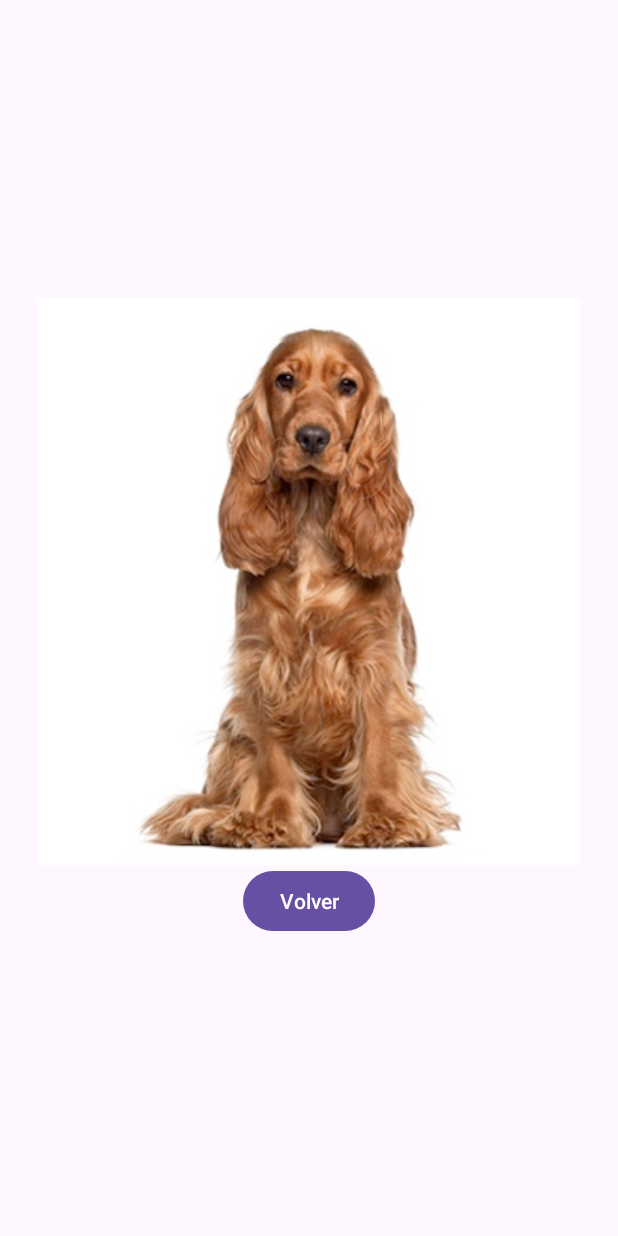
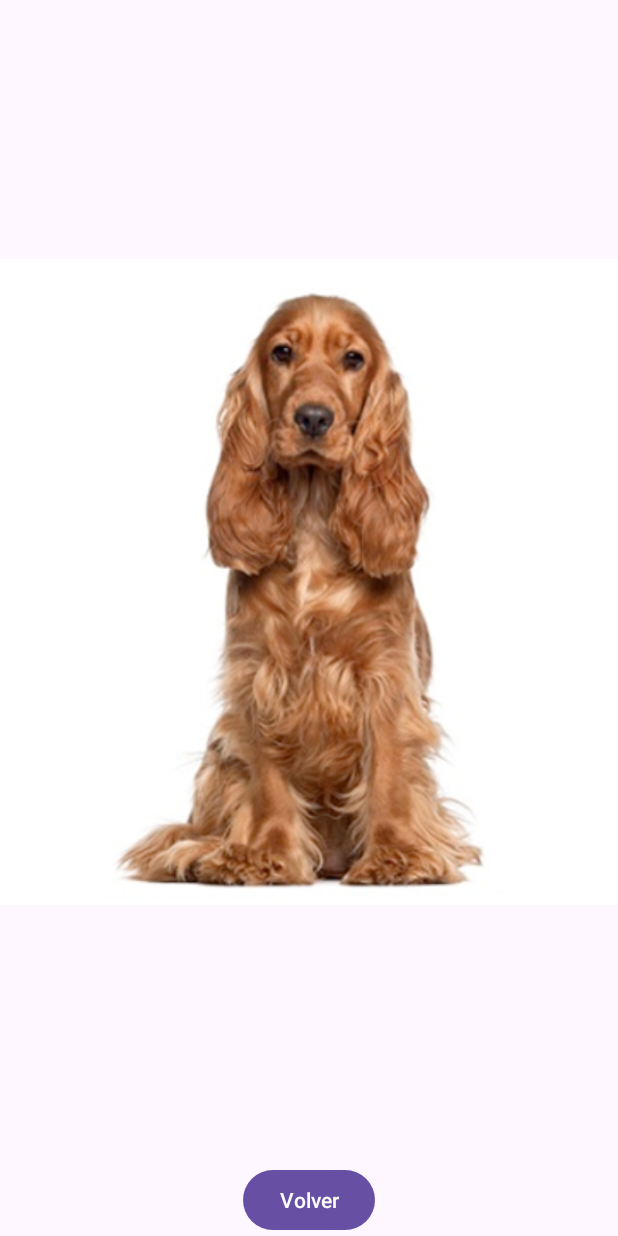
Before and after one commit to maferpinazocode/Programacion_Dispositivos_Moviles, an Android app: the ImageActivity screen opened directly, with no data from a screen before it, on a phone screen of 412 x 824 dp. Run offline under Robolectric (Android 15) with nearby library versions, the phone set to English and light mode, and no system bars.

Commit message:
Se tuvo que cambiar el diseño de LinearLayout a ConstraintLayout en Acivity_Image.xml, para manejar los cambios de orientación, ya que no funcionaba el botón de volver al rotar el dispositivo.

```diff
--- a/Unidad_2/Practica_3/ResolucionEjercicios/app/src/main/AndroidManifest.xml
+++ b/Unidad_2/Practica_3/ResolucionEjercicios/app/src/main/AndroidManifest.xml
@@ -14,6 +14,7 @@
         tools:targetApi="31">
         <activity
             android:name=".ImageActivity"
+            android:configChanges="orientation|screenSize"
             android:exported="false" />
         <activity
             android:name=".MainActivity"
--- a/Unidad_2/Practica_3/ResolucionEjercicios/app/src/main/res/layout/activity_image.xml
+++ b/Unidad_2/Practica_3/ResolucionEjercicios/app/src/main/res/layout/activity_image.xml
@@ -1,27 +1,29 @@
 <?xml version="1.0" encoding="utf-8"?>
 <androidx.constraintlayout.widget.ConstraintLayout xmlns:android="http://schemas.android.com/apk/res/android"
+    xmlns:app="http://schemas.android.com/apk/res-auto"
+    xmlns:tools="http://schemas.android.com/tools"
     android:id="@+id/main"
     android:layout_width="match_parent"
-    android:layout_height="match_parent">
-
-    <LinearLayout
-        android:layout_width="match_parent"
     android:layout_height="match_parent"
-        android:orientation="vertical"
-        android:gravity="center">
+    tools:context=".ImageActivity">
 
     <ImageView
         android:id="@+id/imageView"
-            android:layout_width="wrap_content"
-            android:layout_height="wrap_content"
-            android:contentDescription="@string/selected_image" />
+        android:layout_width="0dp"
+        android:layout_height="0dp"
+        app:layout_constraintTop_toTopOf="parent"
+        app:layout_constraintBottom_toTopOf="@id/backButton"
+        app:layout_constraintStart_toStartOf="parent"
+        app:layout_constraintEnd_toEndOf="parent"
+        android:contentDescription="@string/image_description" />
 
     <Button
         android:id="@+id/backButton"
         android:layout_width="wrap_content"
         android:layout_height="wrap_content"
-            android:text="@string/back_button" />
-
-    </LinearLayout>
+        android:text="@string/back_button"
+        app:layout_constraintBottom_toBottomOf="parent"
+        app:layout_constraintStart_toStartOf="parent"
+        app:layout_constraintEnd_toEndOf="parent" />
 
 </androidx.constraintlayout.widget.ConstraintLayout>
--- a/Unidad_2/Practica_3/ResolucionEjercicios/app/src/main/res/values/colors.xml
+++ b/Unidad_2/Practica_3/ResolucionEjercicios/app/src/main/res/values/colors.xml
@@ -1,5 +1,7 @@
 <?xml version="1.0" encoding="utf-8"?>
 <resources>
-    <color name="black">#FF000000</color>
-    <color name="white">#FFFFFFFF</color>
+    <!-- Define colores con buen contraste -->
+    <color name="buttonColor">#FF5722</color> <!-- Color de fondo del botón -->
+    <color name="buttonTextColor">#FFFFFF</color> <!-- Color del texto del botón -->
+    <color name="backgroundColor">#FFC0CB</color> <!-- Color de fondo general -->
 </resources>
--- a/Unidad_2/Practica_3/ResolucionEjercicios/app/src/main/res/values/strings.xml
+++ b/Unidad_2/Practica_3/ResolucionEjercicios/app/src/main/res/values/strings.xml
@@ -1,6 +1,7 @@
 <resources>
     <string name="app_name">InteractionImages</string>
     <string name="next_button">Siguiente</string>
+    <string name="image_description">Selected Image</string>
     <string name="selected_image">Selected Image</string>
     <string name="back_button">Volver</string>
 </resources>
```
Lines whose indentation alone changed are shown as unchanged.
